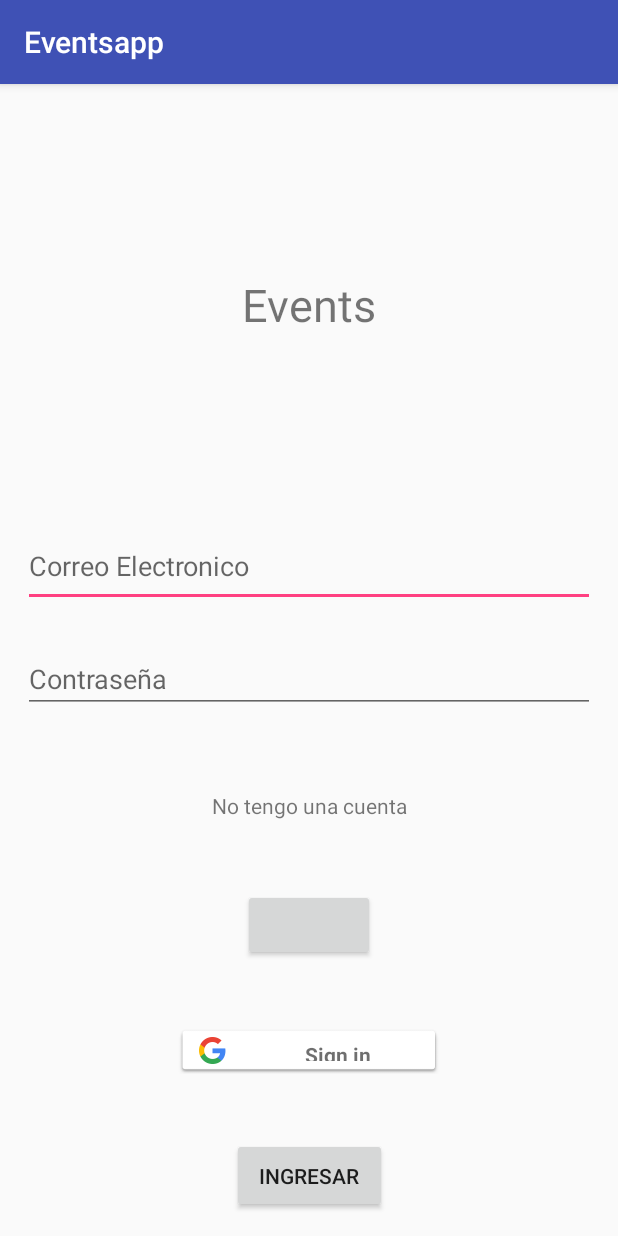
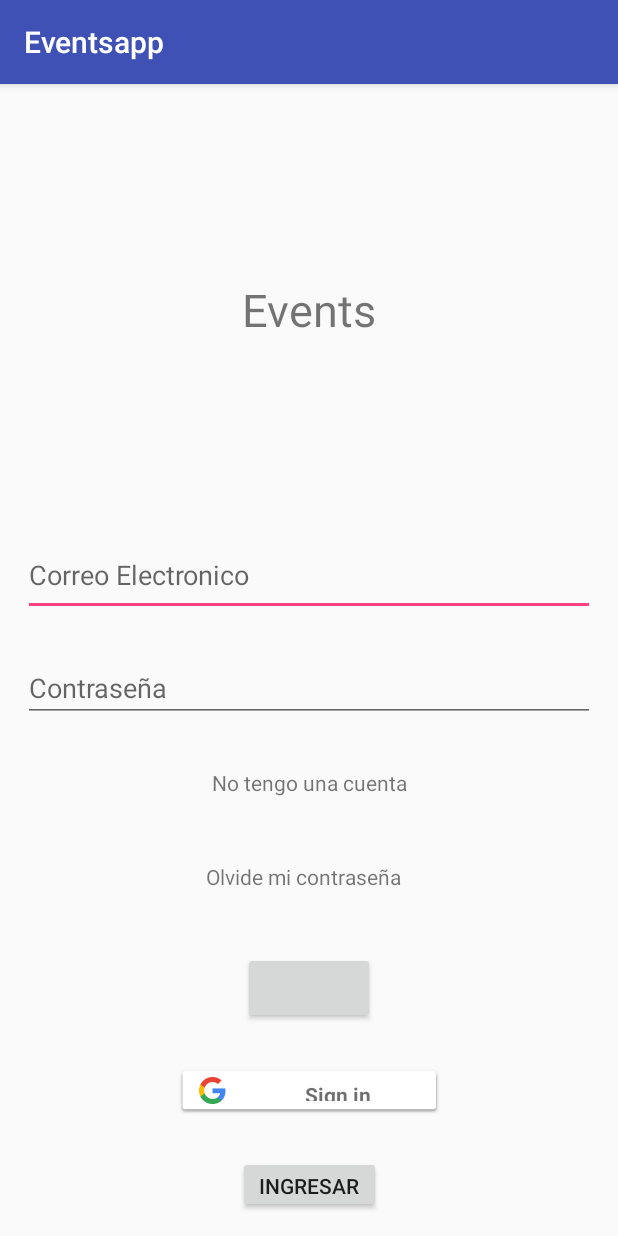
Before and after one commit to jamilevillarroel7/Proyecto2, an Android app: the screen it shows after launch (MainActivity), on a phone screen of 412 x 824 dp. Run offline under Robolectric (Android 15) with nearby library versions, the phone set to English and light mode, and no system bars; our stand-ins replace Firebase (no records; nobody signed in at launch, a user with empty details on screens opened directly); libraries missing offline, so code that uses them is left out: com.facebook, com.facebook.login; plain views replace LoginButton; 5 statements that could not run were skipped.

Commit message:
interfaz recuperar contraseña, falta funcionalidad de eso y formulario

```diff
--- a/Eventsapp/app/src/main/AndroidManifest.xml
+++ b/Eventsapp/app/src/main/AndroidManifest.xml
@@ -24,7 +24,8 @@
             android:name="com.facebook.sdk.ApplicationId"
             android:value="facebook_app_id" />
 
-        <activity android:name=".TerceraActivity"></activity>
+        <activity android:name=".FormularioActivity" />
+        <activity android:name=".RecuperarActivity"></activity>
     </application>
 
 </manifest>
--- a/Eventsapp/app/src/main/java/com/example/viict/eventsapp/MainActivity.java
+++ b/Eventsapp/app/src/main/java/com/example/viict/eventsapp/MainActivity.java
@@ -44,6 +44,7 @@ public class MainActivity extends AppCompatActivity implements GoogleApiClient.O
     private LoginButton lbFacebook;
     private SignInButton signInButton;
     private TextView nuevoUsr;
+    private TextView olvidePass;
 
     //FIREBASE
     private FirebaseAuth mAuth;
@@ -68,6 +69,7 @@ public class MainActivity extends AppCompatActivity implements GoogleApiClient.O
         lbFacebook = (LoginButton) findViewById(R.id.login_button);
         signInButton = (SignInButton) findViewById(R.id.signInButton);
         nuevoUsr= (TextView) findViewById(R.id.nuevoUsr);
+        olvidePass = (TextView) findViewById(R.id.recuperarPass) ;
 
 
         //INSTANCIA LA CONEXION CON FIREBASE
@@ -97,11 +99,20 @@ public class MainActivity extends AppCompatActivity implements GoogleApiClient.O
                 }
             }
         };
+
+        //Olvide contraseña
+        nuevoUsr.setOnClickListener(new View.OnClickListener() {
+            @Override
+            public void onClick(View view) {
+            Intent intent= new Intent(MainActivity.this,);
+            }
+        });
+
         //Create cuenta por formulario
         nuevoUsr.setOnClickListener(new View.OnClickListener() {
             @Override
             public void onClick(View view) {
-                startActivity(new Intent(MainActivity.this, TerceraActivity.class));
+                startActivity(new Intent(MainActivity.this, FormularioActivity.class));
             }
         });
         //ACCIÓN DE CLICK AL BOTON INGRESAR
--- a/Eventsapp/app/src/main/res/layout/activity_tercera.xml
+++ b/Eventsapp/app/src/main/res/layout/activity_formulario.xml
@@ -4,7 +4,7 @@
     xmlns:tools="http://schemas.android.com/tools"
     android:layout_width="match_parent"
     android:layout_height="match_parent"
-    tools:context=".TerceraActivity">
+    tools:context=".FormularioActivity">
 
     <EditText
         android:id="@+id/password"
--- a/Eventsapp/app/src/main/res/layout/activity_main.xml
+++ b/Eventsapp/app/src/main/res/layout/activity_main.xml
@@ -35,7 +35,6 @@
         android:textAlignment="viewStart"
         app:layout_constraintBottom_toTopOf="@+id/password2"
         app:layout_constraintEnd_toEndOf="parent"
-        app:layout_constraintHorizontal_bias="0.0"
         app:layout_constraintStart_toStartOf="parent"
         app:layout_constraintTop_toTopOf="parent"
         app:layout_constraintVertical_bias="0.51"
@@ -56,15 +55,15 @@
         android:password="true"
         app:layout_constraintBottom_toTopOf="@+id/login"
         app:layout_constraintEnd_toEndOf="parent"
-        app:layout_constraintHorizontal_bias="1.0"
+        app:layout_constraintHorizontal_bias="0.0"
         app:layout_constraintStart_toStartOf="parent"
         app:layout_constraintTop_toBottomOf="@+id/email"
         tools:ignore="MissingConstraints" />
 
     <Button
         android:id="@+id/login"
-        android:layout_width="103dp"
-        android:layout_height="50dp"
+        android:layout_width="95dp"
+        android:layout_height="38dp"
         android:layout_centerInParent="true"
         android:layout_margin="15dp"
         android:layout_marginBottom="8dp"
@@ -88,11 +87,12 @@
         app:layout_constraintBottom_toTopOf="@+id/login"
         app:layout_constraintEnd_toEndOf="parent"
         app:layout_constraintStart_toStartOf="parent"
-        app:layout_constraintTop_toBottomOf="@+id/password2" />
+        app:layout_constraintTop_toBottomOf="@+id/password2"
+        app:layout_constraintVertical_bias="0.646" />
 
     <com.google.android.gms.common.SignInButton
         android:id="@+id/signInButton"
-        android:layout_width="177dp"
+        android:layout_width="178dp"
         android:layout_height="32dp"
         android:layout_marginBottom="8dp"
         android:layout_marginEnd="8dp"
@@ -119,6 +119,20 @@
         app:layout_constraintHorizontal_bias="0.502"
         app:layout_constraintStart_toStartOf="parent"
         app:layout_constraintTop_toBottomOf="@+id/password2"
-        app:layout_constraintVertical_bias="0.178" />
+        app:layout_constraintVertical_bias="0.089" />
+
+    <TextView
+        android:id="@+id/recuperarPass"
+        android:layout_width="137dp"
+        android:layout_height="17dp"
+        android:layout_marginBottom="8dp"
+        android:layout_marginEnd="8dp"
+        android:layout_marginStart="8dp"
+        android:layout_marginTop="8dp"
+        android:text="Olvide mi contraseña"
+        app:layout_constraintBottom_toTopOf="@+id/login_button"
+        app:layout_constraintEnd_toEndOf="parent"
+        app:layout_constraintStart_toStartOf="parent"
+        app:layout_constraintTop_toBottomOf="@+id/nuevoUsr" />
 
 </android.support.constraint.ConstraintLayout>
```
Also changed, not shown: Eventsapp/app/src/main/java/com/example/viict/eventsapp/FormularioActivity.java (renamed from Eventsapp/app/src/main/java/com/example/viict/eventsapp/TerceraActivity.java, +8 -4 lines), Eventsapp/app/src/main/java/com/example/viict/eventsapp/RecuperarActivity.java (added, +13 -0 lines), Eventsapp/app/src/main/res/layout/activity_recuperar.xml (added, +9 -0 lines).
